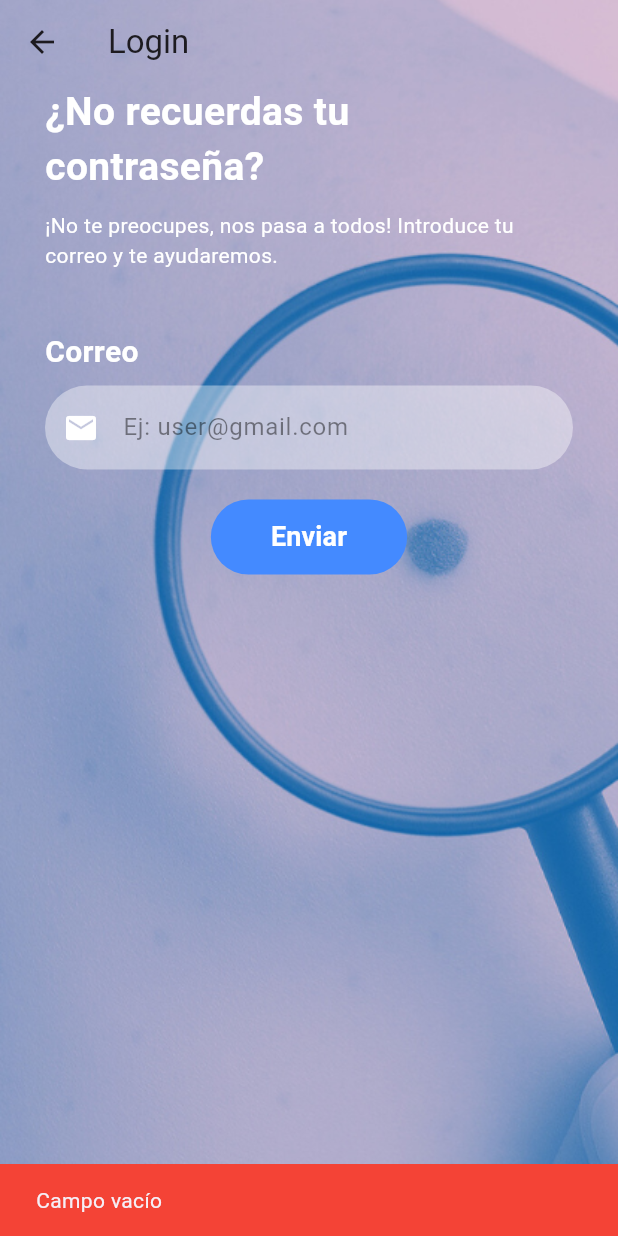
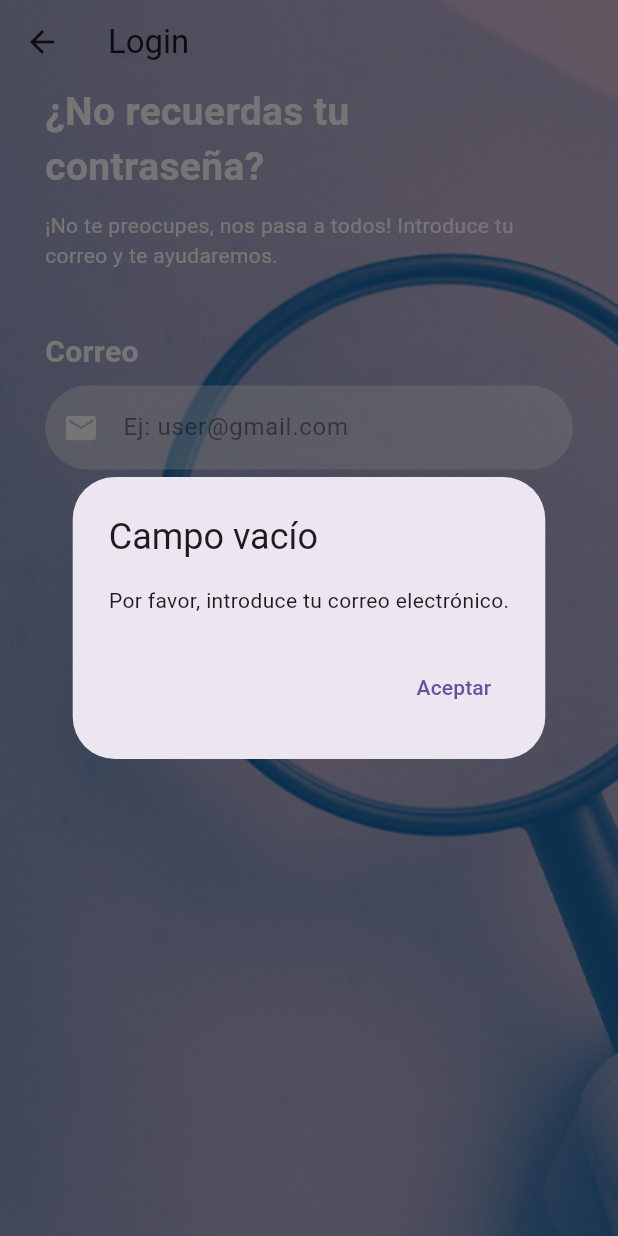
Before and after one commit to Sergi-10/findoutmole_copia, a Flutter app: the ScreenPassword screen opened directly, after a tap on "Enviar", on a phone screen of 412 x 824 dp. Run offline on Flutter 3.47's test engine with Material 3 defaults, Android fonts, the light colour scheme and no system bars; our stand-ins replace cloud_firestore, firebase_auth, firebase_core, font_awesome_flutter, google_fonts, image_picker and 1 more; missing offline and left inert: image_editor; accounts and stored records are empty.

Commit message:
Clase reponer contra comentada y clase envio correo con funcionalidad

```diff
--- a/lib/screen/login_screen/screen_new_password.dart
+++ b/lib/screen/login_screen/screen_new_password.dart
@@ -1,3 +1,6 @@
+//No se utiliza esta clase. Comentada
+
+/*
 import 'package:flutter/material.dart';
 import 'package:findoutmole/screen/login_screen/login_screen.dart';
 
@@ -263,3 +266,4 @@ class ScreenNewPasswordState extends State<ScreenNewPassword> {
     );
   }
 }
+*/
--- a/lib/screen/login_screen/screen_password.dart
+++ b/lib/screen/login_screen/screen_password.dart
@@ -1,9 +1,9 @@
-import 'package:findoutmole/screen/login_screen/screen_new_password.dart';
+// import 'package:findoutmole/screen/login_screen/screen_new_password.dart'; En un principio no es necesario
 import 'package:flutter/material.dart';
+import 'package:firebase_auth/firebase_auth.dart';
 
 class ScreenPassword extends StatefulWidget {
   const ScreenPassword({super.key});
-
   //Estructura principal del widget
   @override
   ScreenPasswordState createState() => ScreenPasswordState();
@@ -11,16 +11,11 @@ class ScreenPassword extends StatefulWidget {
 
 class ScreenPasswordState extends State<ScreenPassword> {
   final TextEditingController comprobacionCorreo = TextEditingController();
-
   @override
   Widget build(BuildContext context) {
-    //BuildContext objeto que permite acceder al context más cercano en el árbol de widgets, para activar o interactuar con widgets asociados a esa parte de la interfaz
     return Scaffold(
-      extendBodyBehindAppBar:
-          true, // Permite que el body de Scaffold se extienda detrás de la AppBar. Para que la imagen de fondo se vea detrás de la AppBar. Permite que el cuerpo se extienda detrás de la AppBar
-      appBar: configuracionAppBar(
-        context,
-      ), //Llama al metodo que devuelve appBar personalizado
+      extendBodyBehindAppBar: true,
+      appBar: configuracionAppBar(context),
       body: Stack(
         // Stack es un Contenedor que permite colocar varios widgets en la pantalla y que los widgets se suerpongan unos de otros.
         children: [
@@ -29,9 +24,7 @@ class ScreenPasswordState extends State<ScreenPassword> {
             // SafeArea asegura que el contenido no se superponga a la barra de estado y la barra de navegación
             child: Padding(
               //
-              padding: const EdgeInsets.symmetric(
-                horizontal: 30,
-              ), //Añade un padding a los lados del widget para que no se vea tan pegado a los bordes de la pantalla
+              padding: const EdgeInsets.symmetric(horizontal: 30),
               child: contenidoPagina(context),
             ),
           ),
@@ -40,7 +33,7 @@ class ScreenPasswordState extends State<ScreenPassword> {
     );
   }
 
-  /// AppBar transparente con botón de retroceso. Permite que el appBar sea transparente y que el contenido de la pantalla se vea detrás de ella.
+  // AppBar transparente con botón de retroceso. Permite que el appBar sea transparente y que el contenido de la pantalla se vea detrás de ella.
   AppBar configuracionAppBar(BuildContext context) {
     return AppBar(
       title: const Text('Login'),
@@ -51,22 +44,19 @@ class ScreenPasswordState extends State<ScreenPassword> {
           0, // Elimina la sombra del AppBar y que el contenido se pueda ver (se consigue junto a transparent)
       leading: IconButton(
         icon: const Icon(Icons.arrow_back),
-        onPressed:
-            () => Navigator.pop(
-              context,
-            ), // Permite volver a la pantalla anterior al pulsar la flecha
+        onPressed: () => Navigator.pop(context),
       ),
     );
   }
 
-  /// Imagen de fondo ocupando toda la pantalla
+  // Imagen de fondo ocupando toda la pantalla
   Widget imagenDeFondo() {
     return SizedBox.expand(
       child: Image.asset('assets/images/2.png', fit: BoxFit.cover),
     );
   }
 
-  /// Contenido del formulario de recuperación
+  // Contenido del formulario de recuperación
   Widget contenidoPagina(BuildContext context) {
     //Metodos que configura el contenido
     return Column(
@@ -85,7 +75,7 @@ class ScreenPasswordState extends State<ScreenPassword> {
     );
   }
 
-  /// Texto de bienvenida1
+  // Texto de bienvenida1
   Widget textoBienvenida1() {
     return const Align(
       alignment: Alignment.centerLeft,
@@ -101,7 +91,7 @@ class ScreenPasswordState extends State<ScreenPassword> {
     );
   }
 
-  /// Texto de bienvenida2
+  // Texto de bienvenida2
   Widget textoBienvenida2() {
     return const Align(
       alignment: Alignment.centerLeft,
@@ -113,7 +103,7 @@ class ScreenPasswordState extends State<ScreenPassword> {
     );
   }
 
-  /// Texto Correo electrónico
+  // Texto Correo electrónico
   Widget palabraCorreo() {
     return Container(
       alignment: Alignment.centerLeft, // Alinea a la izquierda
@@ -128,7 +118,7 @@ class ScreenPasswordState extends State<ScreenPassword> {
     );
   }
 
-  /// Campo de texto para el correo electrónico
+  // Campo de texto para el correo electrónico
   Widget campoCorreo() {
     return TextField(
       controller: comprobacionCorreo,
@@ -153,7 +143,7 @@ class ScreenPasswordState extends State<ScreenPassword> {
     );
   }
 
-  /// Botón para enviar el correo
+  // Botón para enviar el correo
   Widget botonEnviar(BuildContext context) {
     return SizedBox(
       height: 50,
@@ -180,50 +170,92 @@ class ScreenPasswordState extends State<ScreenPassword> {
   }
 
   //Funcionalidad del botón para enviar el correo
-  void funcionalidadEnvio(BuildContext context) {
-    // Comprobaciones de Correo (Se debe hacer antes del SnackBar y Navigator.push)
+  void funcionalidadEnvio(BuildContext context) async {
+    // Obtiene el correo ingresado y elimina los espacios en blanco
     final correo = comprobacionCorreo.text.trim();
-    // Validacion = campo vacio
+    // Validación: campo vacío
     if (correo.isEmpty) {
-      ScaffoldMessenger.of(context).showSnackBar(
-        const SnackBar(
-          content: Text('Campo vacío'),
-          backgroundColor: Colors.red,
-          duration: Duration(seconds: 3),
-        ),
+      showDialog(
+        context: context,
+        builder:
+            (context) => AlertDialog(
+              title: const Text('Campo vacío'),
+              content: const Text(
+                'Por favor, introduce tu correo electrónico.',
+              ),
+              actions: [
+                TextButton(
+                  onPressed: () => Navigator.pop(context),
+                  child: const Text('Aceptar'),
+                ),
+              ],
+            ),
       );
       return;
     }
-    // Validacion = formato de correo
+
+    // Validación: formato de correo inválido
     final regex = RegExp(r'^[a-zA-Z0-9._%+-]+@[a-zA-Z0-9.-]+\.[a-zA-Z]{2,}$');
     if (!regex.hasMatch(correo)) {
-      ScaffoldMessenger.of(context).showSnackBar(
-        const SnackBar(
-          content: Text('Formato de correo inválido'),
-          backgroundColor: Colors.red,
-          duration: Duration(seconds: 3),
-        ),
+      showDialog(
+        context: context,
+        builder:
+            (context) => AlertDialog(
+              title: const Text('Correo no válido'),
+              content: const Text(
+                'Introduce un correo electrónico válido, por favor.',
+              ),
+              actions: [
+                TextButton(
+                  onPressed: () => Navigator.pop(context),
+                  child: const Text('Aceptar'),
+                ),
+              ],
+            ),
       );
       return;
     }
-    // Todo correcto, se simula el envío del correo y se muestra un SnackBar
-    ScaffoldMessenger.of(context).showSnackBar(
-      const SnackBar(
-        // Configura la barra de notificación, en este caso un texto
-        content: Text('Correo enviado (simulado)'),
-        backgroundColor: Colors.green,
-        duration: Duration(seconds: 3),
-      ),
-    );
-    // BORRAR cuando se conecte con el backend real de envío de correo.
-    // SIMULACION DEL ENVIO DEL CORREO
-    Future.delayed(const Duration(seconds: 2), () {
-      Navigator.push(
-        context,
-        MaterialPageRoute(builder: (context) => const ScreenNewPassword()),
+    // Intento de envío del correo de recuperación
+    try {
+      await FirebaseAuth.instance.sendPasswordResetEmail(email: correo);
+      // Diálogo de éxito
+      showDialog(
+        context: context,
+        builder:
+            (context) => AlertDialog(
+              title: const Text('Correo enviado'),
+              content: const Text(
+                'Te hemos enviado un correo para restablecer tu contraseña. Revisa tu bandeja de entrada.',
+              ),
+              actions: [
+                TextButton(
+                  onPressed: () {
+                    Navigator.pop(context); // Cierra el diálogo
+                    Navigator.pop(context); // Vuelve al login
+                  },
+                  child: const Text('Aceptar'),
+                ),
+              ],
+            ),
       );
-    });
+    } catch (e) {
+      // Diálogo de error
+      showDialog(
+        context: context,
+        builder:
+            (context) => AlertDialog(
+              title: const Text('Error'),
+              content: Text(
+                'Ocurrió un error al enviar el correo: ${e.toString()}',
+              ),
+              actions: [
+                TextButton(
+                  onPressed: () => Navigator.pop(context),
+                  child: const Text('Aceptar'),
+                ),
+              ],
+            ),
+      );
+    }
   }
 }
-
-//SnackBar es un widget que se muestra en la parte inferior de la pantalla y que se utiliza para mostrar mensajes breves al usuario. Se utiliza para mostrar mensajes de confirmación, advertencias o errores. Se puede personalizar con diferentes colores, iconos y acciones-
```
